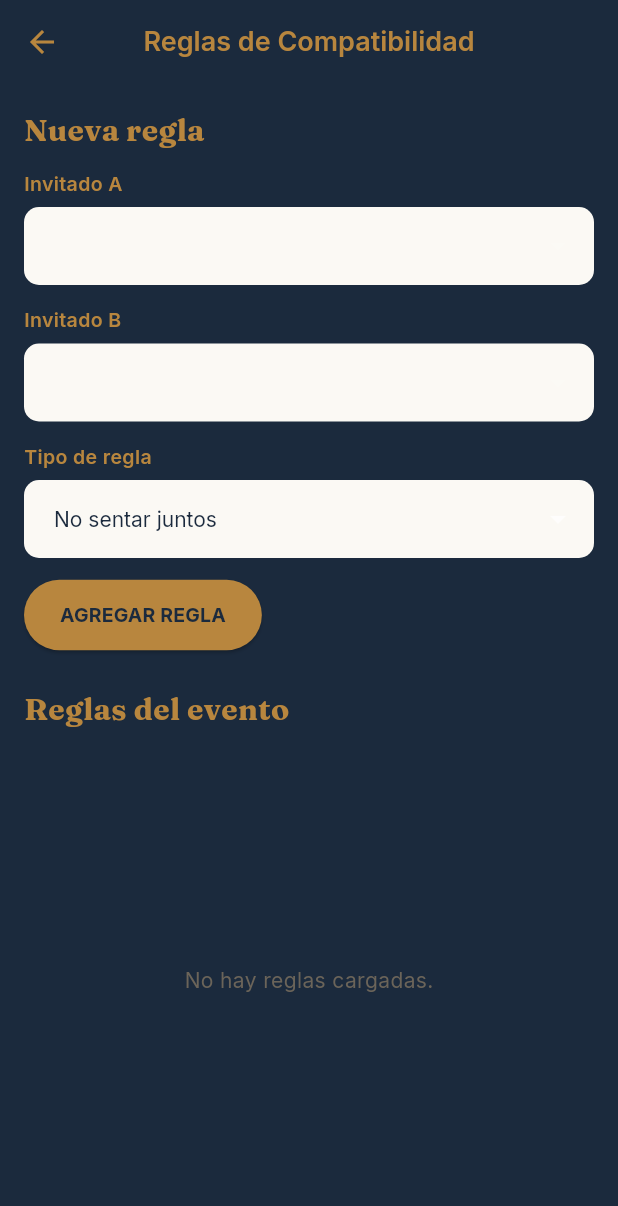
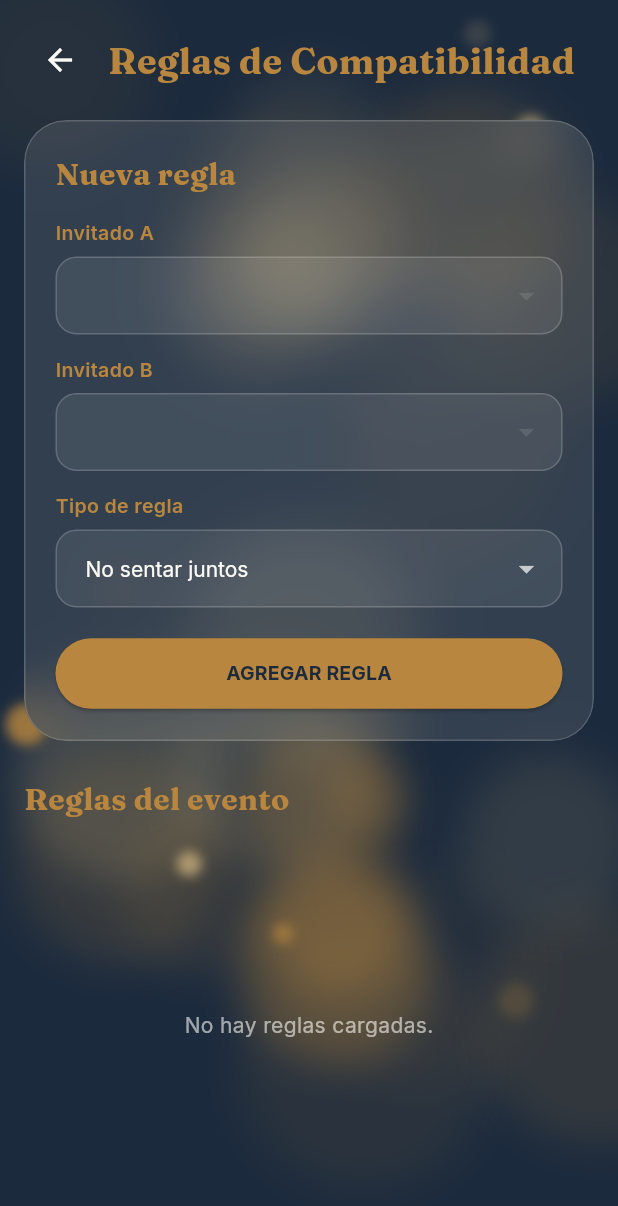
Before and after one commit to ANTONIO30-09/EVENTFLOW-AI, a Flutter app: the CompatibilityRulesScreen screen opened directly with empty values, on a phone screen of 412 x 824 dp. Shown: the top 1206 px of the screen. Run offline on Flutter 3.47's test engine with Material 3 defaults, Android fonts, the light colour scheme and no system bars; our stand-ins replace cloud_firestore, firebase_auth, firebase_core, google_fonts; missing offline and left inert: mobile_scanner; accounts and stored records are empty.

Commit message:
feat: rediseno visual T3 reglas de compatibilidad con vidrio y header custom

```diff
--- a/lib/screens/compatibility/compatibility_rules_screen.dart
+++ b/lib/screens/compatibility/compatibility_rules_screen.dart
@@ -4,6 +4,7 @@ import '../../core/constants/app_colors.dart';
 import '../../data/models/compatibility_rule_model.dart';
 import '../../data/models/guest_model.dart';
 import '../../data/services/database_service.dart';
+import '../../widgets/glass_card.dart';
 
 class CompatibilityRulesScreen extends StatefulWidget {
   final String eventId;
@@ -71,18 +72,22 @@ class _CompatibilityRulesScreenState extends State<CompatibilityRulesScreen> {
   InputDecoration _dropdownDecoration() {
     return InputDecoration(
       filled: true,
-      fillColor: AppColors.superficiePorcelana,
+      fillColor: AppColors.superficiePorcelana.withValues(alpha: 0.08),
       contentPadding: const EdgeInsets.symmetric(horizontal: 16, vertical: 14),
       border: OutlineInputBorder(
-        borderRadius: BorderRadius.circular(10),
-        borderSide: BorderSide.none,
+        borderRadius: BorderRadius.circular(14),
+        borderSide: BorderSide(
+          color: AppColors.superficiePorcelana.withValues(alpha: 0.18),
+        ),
       ),
       enabledBorder: OutlineInputBorder(
-        borderRadius: BorderRadius.circular(10),
-        borderSide: BorderSide.none,
+        borderRadius: BorderRadius.circular(14),
+        borderSide: BorderSide(
+          color: AppColors.superficiePorcelana.withValues(alpha: 0.18),
+        ),
       ),
       focusedBorder: OutlineInputBorder(
-        borderRadius: BorderRadius.circular(10),
+        borderRadius: BorderRadius.circular(14),
         borderSide: const BorderSide(color: AppColors.acentoBronce, width: 1.5),
       ),
     );
@@ -91,11 +96,38 @@ class _CompatibilityRulesScreenState extends State<CompatibilityRulesScreen> {
   @override
   Widget build(BuildContext context) {
     return Scaffold(
-      backgroundColor: AppColors.fondoAzulNoche,
-      appBar: AppBar(
-        title: const Text('Reglas de Compatibilidad'),
+      backgroundColor: Colors.transparent,
+      body: SafeArea(
+        child: Column(
+          children: [
+            Padding(
+              padding: const EdgeInsets.fromLTRB(16, 16, 16, 0),
+              child: Row(
+                children: [
+                  IconButton(
+                    icon: const Icon(
+                      Icons.arrow_back,
+                      color: AppColors.superficiePorcelana,
                     ),
-      body: StreamBuilder<List<GuestModel>>(
+                    onPressed: () => Navigator.pop(context),
+                  ),
+                  const SizedBox(width: 8),
+                  Expanded(
+                    child: Text(
+                      'Reglas de Compatibilidad',
+                      style: GoogleFonts.fraunces(
+                        fontSize: 24,
+                        fontWeight: FontWeight.w700,
+                        color: AppColors.acentoBronce,
+                      ),
+                      overflow: TextOverflow.ellipsis,
+                    ),
+                  ),
+                ],
+              ),
+            ),
+            Expanded(
+              child: StreamBuilder<List<GuestModel>>(
                 stream: _databaseService.streamGuestsForEvent(widget.eventId),
                 builder: (context, guestSnap) {
                   final guests = guestSnap.data ?? [];
@@ -103,12 +135,18 @@ class _CompatibilityRulesScreenState extends State<CompatibilityRulesScreen> {
                     final mesa = g.tableNumber.isEmpty ? 'sin mesa' : g.tableNumber;
                     return '${g.name} — $mesa';
                   }
+
                   final labelToName = <String, String>{
                     for (final g in guests) labelFor(g): g.name
                   };
                   final labels = labelToName.keys.toList();
+
                   return Padding(
                     padding: const EdgeInsets.all(16),
+                    child: Column(
+                      crossAxisAlignment: CrossAxisAlignment.start,
+                      children: [
+                        GlassCard(
                           child: Column(
                             crossAxisAlignment: CrossAxisAlignment.start,
                             children: [
@@ -120,7 +158,7 @@ class _CompatibilityRulesScreenState extends State<CompatibilityRulesScreen> {
                                   color: AppColors.acentoBronce,
                                 ),
                               ),
-                const SizedBox(height: 12),
+                              const SizedBox(height: 16),
                               _buildLabel('Invitado A'),
                               const SizedBox(height: 6),
                               DropdownButtonFormField<String>(
@@ -131,18 +169,24 @@ class _CompatibilityRulesScreenState extends State<CompatibilityRulesScreen> {
                                         orElse: () => labels.first,
                                       ),
                                 isExpanded: true,
-                  dropdownColor: AppColors.superficiePorcelana,
-                  style: GoogleFonts.inter(color: AppColors.fondoAzulNoche, fontSize: 14),
+                                dropdownColor: AppColors.fondoAzulNoche,
+                                style: GoogleFonts.inter(
+                                    color: AppColors.superficiePorcelana,
+                                    fontSize: 14),
                                 items: labels
                                     .map((l) => DropdownMenuItem(
                                           value: l,
-                            child: Text(l,
+                                          child: Text(
+                                            l,
                                             overflow: TextOverflow.ellipsis,
-                                style: GoogleFonts.inter(color: AppColors.fondoAzulNoche)),
+                                            style: GoogleFonts.inter(
+                                                color: AppColors
+                                                    .superficiePorcelana),
+                                          ),
                                         ))
                                     .toList(),
-                  onChanged: (v) =>
-                      setState(() => _guestA = v == null ? null : labelToName[v]),
+                                onChanged: (v) => setState(
+                                    () => _guestA = v == null ? null : labelToName[v]),
                                 decoration: _dropdownDecoration(),
                               ),
                               const SizedBox(height: 14),
@@ -156,18 +200,24 @@ class _CompatibilityRulesScreenState extends State<CompatibilityRulesScreen> {
                                         orElse: () => labels.first,
                                       ),
                                 isExpanded: true,
-                  dropdownColor: AppColors.superficiePorcelana,
-                  style: GoogleFonts.inter(color: AppColors.fondoAzulNoche, fontSize: 14),
+                                dropdownColor: AppColors.fondoAzulNoche,
+                                style: GoogleFonts.inter(
+                                    color: AppColors.superficiePorcelana,
+                                    fontSize: 14),
                                 items: labels
                                     .map((l) => DropdownMenuItem(
                                           value: l,
-                            child: Text(l,
+                                          child: Text(
+                                            l,
                                             overflow: TextOverflow.ellipsis,
-                                style: GoogleFonts.inter(color: AppColors.fondoAzulNoche)),
+                                            style: GoogleFonts.inter(
+                                                color: AppColors
+                                                    .superficiePorcelana),
+                                          ),
                                         ))
                                     .toList(),
-                  onChanged: (v) =>
-                      setState(() => _guestB = v == null ? null : labelToName[v]),
+                                onChanged: (v) => setState(
+                                    () => _guestB = v == null ? null : labelToName[v]),
                                 decoration: _dropdownDecoration(),
                               ),
                               const SizedBox(height: 14),
@@ -175,18 +225,26 @@ class _CompatibilityRulesScreenState extends State<CompatibilityRulesScreen> {
                               const SizedBox(height: 6),
                               DropdownButtonFormField<String>(
                                 initialValue: _ruleType,
-                  dropdownColor: AppColors.superficiePorcelana,
-                  style: GoogleFonts.inter(color: AppColors.fondoAzulNoche, fontSize: 14),
+                                dropdownColor: AppColors.fondoAzulNoche,
+                                style: GoogleFonts.inter(
+                                    color: AppColors.superficiePorcelana,
+                                    fontSize: 14),
                                 items: [
                                   DropdownMenuItem(
                                     value: 'forbid',
-                      child: Text('No sentar juntos',
-                          style: GoogleFonts.inter(color: AppColors.fondoAzulNoche)),
+                                    child: Text(
+                                      'No sentar juntos',
+                                      style: GoogleFonts.inter(
+                                          color: AppColors.superficiePorcelana),
+                                    ),
                                   ),
                                   DropdownMenuItem(
                                     value: 'prefer',
-                      child: Text('Sentar juntos',
-                          style: GoogleFonts.inter(color: AppColors.fondoAzulNoche)),
+                                    child: Text(
+                                      'Sentar juntos',
+                                      style: GoogleFonts.inter(
+                                          color: AppColors.superficiePorcelana),
+                                    ),
                                   ),
                                 ],
                                 onChanged: (v) {
@@ -194,18 +252,27 @@ class _CompatibilityRulesScreenState extends State<CompatibilityRulesScreen> {
                                 },
                                 decoration: _dropdownDecoration(),
                               ),
-                const SizedBox(height: 14),
-                ElevatedButton(
+                              const SizedBox(height: 20),
+                              SizedBox(
+                                width: double.infinity,
+                                child: ElevatedButton(
                                   onPressed: _addRule,
                                   style: ElevatedButton.styleFrom(
                                     backgroundColor: AppColors.acentoBronce,
                                     foregroundColor: AppColors.fondoAzulNoche,
-                    padding: const EdgeInsets.symmetric(vertical: 14, horizontal: 24),
-                    shape: RoundedRectangleBorder(borderRadius: BorderRadius.circular(30)),
+                                    padding: const EdgeInsets.symmetric(
+                                        vertical: 14, horizontal: 24),
+                                    shape: RoundedRectangleBorder(
+                                        borderRadius: BorderRadius.circular(30)),
                                   ),
                                   child: Text(
                                     'AGREGAR REGLA',
-                    style: GoogleFonts.inter(fontWeight: FontWeight.w700, fontSize: 13),
+                                    style: GoogleFonts.inter(
+                                        fontWeight: FontWeight.w700, fontSize: 13),
+                                  ),
+                                ),
+                              ),
+                            ],
                           ),
                         ),
                         const SizedBox(height: 24),
@@ -220,32 +287,39 @@ class _CompatibilityRulesScreenState extends State<CompatibilityRulesScreen> {
                         const SizedBox(height: 12),
                         Expanded(
                           child: StreamBuilder<List<CompatibilityRule>>(
-                    stream: _databaseService.streamCompatibilityRulesForEvent(widget.eventId),
+                            stream: _databaseService
+                                .streamCompatibilityRulesForEvent(widget.eventId),
                             builder: (context, ruleSnap) {
                               final rules = ruleSnap.data ?? [];
                               if (rules.isEmpty) {
                                 return Center(
                                   child: Text(
                                     'No hay reglas cargadas.',
-                            style: GoogleFonts.inter(color: AppColors.textoSecundarioGris),
+                                    style: GoogleFonts.inter(
+                                        color: AppColors.superficiePorcelana
+                                            .withValues(alpha: 0.6)),
                                   ),
                                 );
                               }
                               return ListView.builder(
+                                padding: const EdgeInsets.only(bottom: 24),
                                 itemCount: rules.length,
                                 itemBuilder: (context, i) {
                                   final rule = rules[i];
                                   final isForbid = rule.ruleType == 'forbid';
                                   return Container(
-                            margin: const EdgeInsets.only(bottom: 10),
+                                    margin: const EdgeInsets.only(bottom: 12),
                                     decoration: BoxDecoration(
-                              color: AppColors.superficiePorcelana,
-                              borderRadius: BorderRadius.circular(8),
-                              border: const Border(
-                                left: BorderSide(color: AppColors.acentoBronce, width: 4),
+                                      color: AppColors.superficiePorcelana
+                                          .withValues(alpha: 0.08),
+                                      borderRadius: BorderRadius.circular(16),
+                                      border: Border.all(
+                                        color: AppColors.superficiePorcelana
+                                            .withValues(alpha: 0.15),
                                       ),
                                     ),
-                            padding: const EdgeInsets.symmetric(horizontal: 14, vertical: 10),
+                                    padding: const EdgeInsets.symmetric(
+                                        horizontal: 16, vertical: 12),
                                     child: Row(
                                       children: [
                                         Icon(
@@ -258,29 +332,39 @@ class _CompatibilityRulesScreenState extends State<CompatibilityRulesScreen> {
                                         const SizedBox(width: 12),
                                         Expanded(
                                           child: Column(
-                                    crossAxisAlignment: CrossAxisAlignment.start,
+                                            crossAxisAlignment:
+                                                CrossAxisAlignment.start,
                                             children: [
                                               Text(
                                                 '${rule.guestA} - ${rule.guestB}',
                                                 style: GoogleFonts.inter(
                                                   fontWeight: FontWeight.w700,
                                                   fontSize: 14,
-                                          color: AppColors.fondoAzulNoche,
+                                                  color: AppColors
+                                                      .superficiePorcelana,
                                                 ),
                                               ),
                                               const SizedBox(height: 2),
                                               Text(
-                                        isForbid ? 'No sentar juntos' : 'Sentar juntos',
+                                                isForbid
+                                                    ? 'No sentar juntos'
+                                                    : 'Sentar juntos',
                                                 style: GoogleFonts.inter(
                                                   fontSize: 12,
-                                          color: AppColors.textoSecundarioGris,
+                                                  color: AppColors
+                                                      .superficiePorcelana
+                                                      .withValues(alpha: 0.6),
                                                 ),
                                               ),
                                             ],
                                           ),
                                         ),
                                         IconButton(
-                                  icon: const Icon(Icons.delete, color: AppColors.alertaLadrillo, size: 20),
+                                          icon: const Icon(
+                                            Icons.delete,
+                                            color: AppColors.alertaLadrillo,
+                                            size: 20,
+                                          ),
                                           onPressed: () => _deleteRule(rule.id),
                                         ),
                                       ],
@@ -296,6 +380,10 @@ class _CompatibilityRulesScreenState extends State<CompatibilityRulesScreen> {
                   );
                 },
               ),
+            ),
+          ],
+        ),
+      ),
     );
   }
 }
```
Lines whose indentation alone changed are shown as unchanged.
